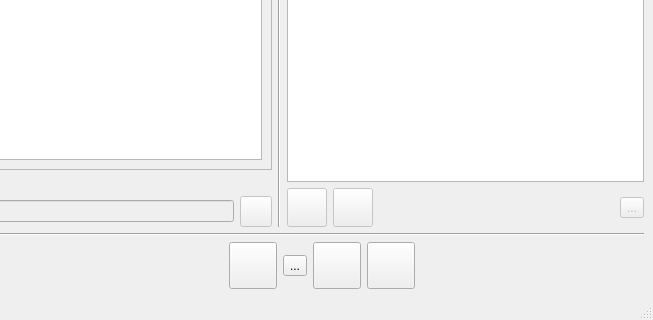
Toyunda/toyunda, file GuiliGuili/GuiliGuili.ui: the form before one commit; both pictures show x 95 to 748 and y 243 to 563 of the 748 by 563 pixel window.
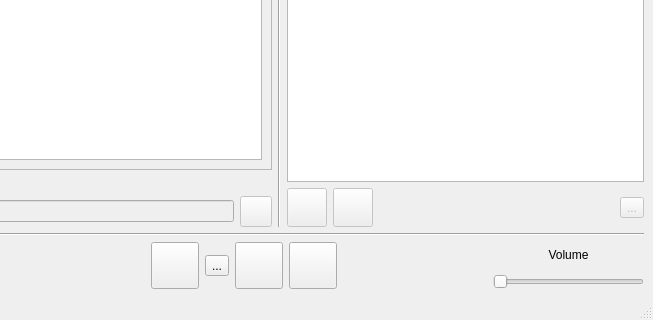
The form after the commit. Icons and pictures are not drawn.

Commit message: Add volume control, close ticket #33

What changed in the file:
```diff
--- a/GuiliGuili/GuiliGuili.ui
+++ b/GuiliGuili/GuiliGuili.ui
@@ -316,6 +316,36 @@
           </property>
          </spacer>
         </item>
+        <item>
+         <layout class="QVBoxLayout" name="verticalLayout_4">
+          <property name="sizeConstraint">
+           <enum>QLayout::SetDefaultConstraint</enum>
+          </property>
+          <item>
+           <widget class="QLabel" name="label_3">
+            <property name="sizePolicy">
+             <sizepolicy hsizetype="Preferred" vsizetype="Minimum">
+              <horstretch>0</horstretch>
+              <verstretch>0</verstretch>
+             </sizepolicy>
+            </property>
+            <property name="text">
+             <string>Volume</string>
+            </property>
+            <property name="alignment">
+             <set>Qt::AlignCenter</set>
+            </property>
+           </widget>
+          </item>
+          <item>
+           <widget class="QSlider" name="volumeSlider">
+            <property name="orientation">
+             <enum>Qt::Horizontal</enum>
+            </property>
+           </widget>
+          </item>
+         </layout>
+        </item>
        </layout>
       </item>
      </layout>
```
The commit also changes 9 other files.
